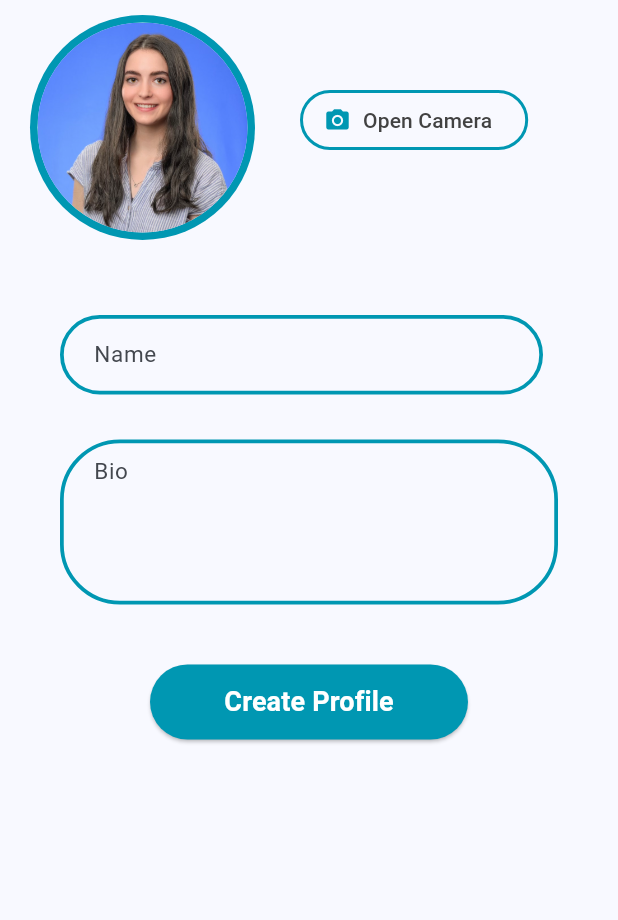
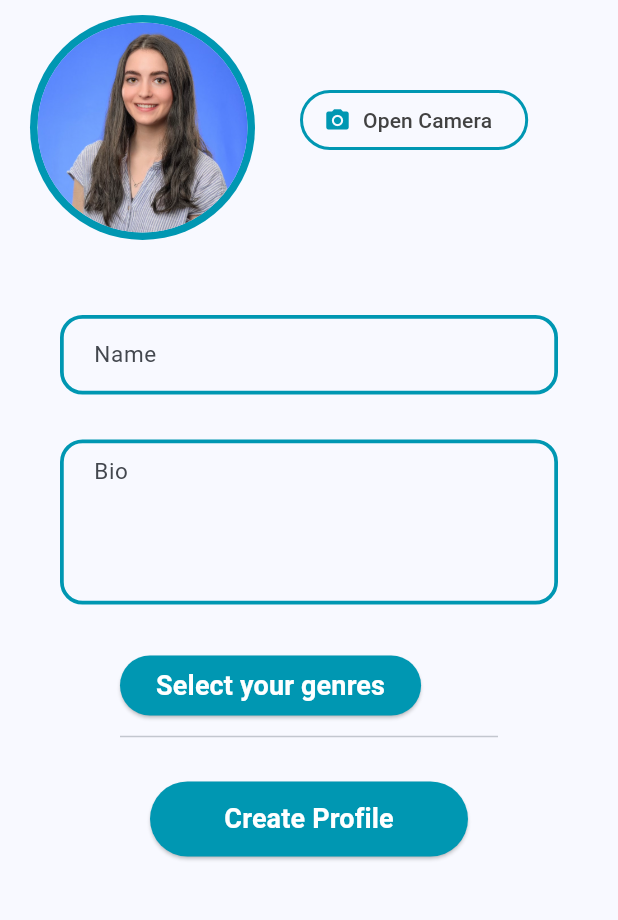
Before and after one commit to SamDG7/BookXchange, a Flutter app: the CreateProfileScreen screen opened directly, on a phone screen of 412 x 824 dp, the part 84-1004 px from its top. Run offline on Flutter 3.47's test engine with Material 2 defaults, Android fonts, the light colour scheme and no system bars; our stand-ins replace firebase_auth, firebase_core, google_sign_in; missing offline and left inert: http_interceptor; accounts and stored records are empty.

Commit message:
added genre selection

```diff
--- a/bookxchange_flutter/lib/components/components.dart
+++ b/bookxchange_flutter/lib/components/components.dart
@@ -25,3 +25,27 @@ class CustomTextField extends StatelessWidget {
     );
   }
 }
+
+
+class CustomTextField2 extends StatelessWidget {
+  const CustomTextField2({super.key, required this.textField});
+  final TextField textField;
+
+  @override
+  Widget build(BuildContext context) {
+    return Container(
+      width: 300,
+      padding: const EdgeInsets.symmetric(
+        horizontal: 20,
+      ),
+      decoration: BoxDecoration(
+        borderRadius: BorderRadius.circular(15),
+        border: Border.all(
+          width: 2.5,
+          color: butterfly,
+        ),
+      ),
+      child: textField,
+    );
+  }
+}
--- a/bookxchange_flutter/lib/screens/create_profile_page.dart
+++ b/bookxchange_flutter/lib/screens/create_profile_page.dart
@@ -2,6 +2,80 @@ import 'package:bookxchange_flutter/components/components.dart';
 import 'package:bookxchange_flutter/constants.dart';
 import 'package:flutter/material.dart';
 import 'package:bookxchange_flutter/screens/home_page.dart';
+
+
+class MultiSelect extends StatefulWidget {
+  final List<String> items;
+  const MultiSelect({Key? key, required this.items}) : super(key: key);
+
+  @override
+  State<MultiSelect> createState() => _MultiSelectState();
+}
+
+  class _MultiSelectState extends State<MultiSelect> {
+    final List<String> _preferredGenres = [];
+
+    void _itemChange(String genre, bool isSelected) {
+      setState(() {
+        if (isSelected) {
+          _preferredGenres.add(genre);
+        } else {
+          _preferredGenres.remove(genre);
+        }
+      });
+    }
+
+    void _cancel() {
+      Navigator.pop(context);
+    }
+
+    void _submit() {
+      Navigator.pop(context, _preferredGenres);
+    }
+
+   @override
+  Widget build(BuildContext context) {
+    return AlertDialog(
+      title: const Text(
+        'Select Genres',
+        style: TextStyle(
+          color: butterfly,
+        ),
+      ),
+      content: SingleChildScrollView(
+        child: ListBody(
+          //tileColor: isSelected ? Colors.blue : null,
+          children: widget.items
+              .map((item) => CheckboxListTile.adaptive(
+                    value: _preferredGenres.contains(item),
+                    selectedTileColor: butterfly,
+                    title: Text(
+                      item,
+                      style: TextStyle(
+                        //color: white,
+                      ),
+                    ),
+                    controlAffinity: ListTileControlAffinity.leading,
+                    onChanged: (isChecked) => _itemChange(item, isChecked!),
+                  ))
+              .toList(),
+        ),
+      ),
+      actions: [
+        TextButton(
+          onPressed: _cancel,
+          child: const Text('Cancel'),
+        ),
+        ElevatedButton(
+          onPressed: _submit,
+          child: const Text('Submit'),
+        ),
+      ],
+    );
+  }
+}
+
+
 
 class CreateProfileScreen extends StatefulWidget {
   const CreateProfileScreen({super.key});
@@ -13,6 +87,38 @@ class CreateProfileScreen extends StatefulWidget {
 class _CreateProfileScreenState extends State<CreateProfileScreen> {
   late String userName = "";
   late String? userBio;
+  List<String> _preferredGenres = [];
+
+  void _showMultiSelect() async {
+
+    final List<String> items = [
+      'Genre 1',
+      'Genre 2',
+      'Genre 3',
+      'Genre 4',
+      'Genre 5',
+      'Genre 6',
+      'Genre 7',
+      'Genre 8',
+      'Genre 9',
+      'Genre 10',
+      'Genre 11',
+      'Genre 12',
+    ];
+
+    final List<String>? results = await showDialog(
+      context: context,
+      builder: (BuildContext context) {
+        return MultiSelect(items: items);
+      }
+    );
+
+    if (results != null) {
+        setState(() {
+          _preferredGenres = results;
+        });
+    }
+  }
 
   bool checkNullValue() {
     if (userName.isEmpty) {
@@ -86,9 +192,9 @@ class _CreateProfileScreenState extends State<CreateProfileScreen> {
             ],
           ),
           Padding(
-            padding: const EdgeInsets.fromLTRB(40, 50, 50, 10),
+            padding: const EdgeInsets.fromLTRB(40, 50, 40, 10),
             child:
-          CustomTextField(
+          CustomTextField2(
             textField: TextField(
               onChanged: (value) {
                 userName = value;
@@ -111,7 +217,7 @@ class _CreateProfileScreenState extends State<CreateProfileScreen> {
               width: 240, // <-- TextField width
               height: 110,
             child:
-          CustomTextField(
+          CustomTextField2(
             textField: TextField(
               maxLines: null,
               expands: true,
@@ -133,9 +239,50 @@ class _CreateProfileScreenState extends State<CreateProfileScreen> {
           ),
           ),
           Padding(
+          padding: const EdgeInsets.fromLTRB(80, 20, 80, 0),
+          child: Column(
+            crossAxisAlignment: CrossAxisAlignment.start,
+            children: [
+              // use this button to open the multi-select dialog
+              ElevatedButton(
+                style: ElevatedButton.styleFrom(
+                backgroundColor: butterfly,
+                ),
+                onPressed: _showMultiSelect,
+                child: const Text(
+                  "Select your genres",
+                  style: TextStyle(
+                    color: Colors.white, // Set the text color to white
+                    fontSize: 18, // Set the text size
+                    fontWeight: FontWeight.bold,
+                  ),
+                ),
+              ),
+                const Divider(
+                  height: 20,
+                ),
+              // display selected items
+              Wrap(
+                children: _preferredGenres
+                    .map((e) => Chip(
+                          label: Text(
+                            e,
+                          style: TextStyle(
+                            color: butterfly, // Set the text color to white
+                            fontSize: 14, // Set the text size
+                          ),
+                          ),
+                        ))
+                    .toList(),
+              )
+            ],
+          ),
+          ),
+
+          Padding(
             //TODO: MAKE BUTTON SWITCH TO A SIGN UP BUTTON WHEN ON THE SIGN UP TAB
 
-            padding: const EdgeInsets.fromLTRB(100, 30, 100, 10),
+            padding: const EdgeInsets.fromLTRB(100, 20, 100, 10),
             child: ElevatedButton(
               style: ElevatedButton.styleFrom(
                 backgroundColor: butterfly, // Set the background color to blue
@@ -151,7 +298,7 @@ class _CreateProfileScreenState extends State<CreateProfileScreen> {
                         elevation: 0,
                         content: Container(
                           padding: const EdgeInsets.all(19),
-                          height: 60,
+                          height: 80,
                           decoration: const BoxDecoration(
                             color: butterfly,
                             borderRadius: BorderRadius.all(Radius.circular(20))
--- a/bookxchange_flutter/lib/services/auth_service.dart
+++ b/bookxchange_flutter/lib/services/auth_service.dart
@@ -1,3 +1,4 @@
+import 'package:bookxchange_flutter/globals.dart';
 import 'package:firebase_auth/firebase_auth.dart';
 import 'package:google_sign_in/google_sign_in.dart';
 import 'package:bookxchange_flutter/api/user_account.dart';
@@ -41,6 +42,9 @@ class AuthService {
 
     Future<NewUser>? _futureUser;
     _futureUser = createUser(getUUID(), "hi");
+    //newUser = task.getResult().getAdditionalUserInfo().isNewUser();
+    //newUser = FirebaseAnalytics.instance.getAdditionalUserInfo.isNewUser();
+
     //return await FirebaseAuth.instance.signInWithCredential(credential);
     //return FirebaseAuth.instance.currentUser?.uid;
     return newuser;
```
